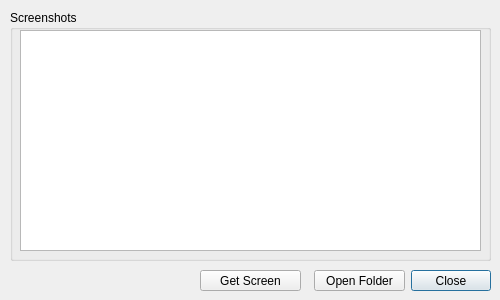
lexpaval/LxMultiTool, file AndroidMultiTool/dialogscreenshot.ui: the form before one commit.
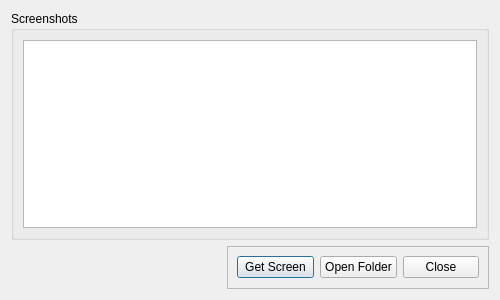
The form after the commit. Icons and pictures are not drawn.

Commit message:
[all] Use layouts
Better UI cohesion and all menus with tables can now be resized.

What changed in the file:
```diff
--- a/AndroidMultiTool/dialogscreenshot.ui
+++ b/AndroidMultiTool/dialogscreenshot.ui
@@ -18,57 +18,37 @@
   </property>
   <property name="maximumSize">
    <size>
-    <width>500</width>
-    <height>300</height>
+    <width>800</width>
+    <height>600</height>
    </size>
   </property>
   <property name="windowTitle">
    <string>Screenshots Menu</string>
   </property>
-  <widget class="QDialogButtonBox" name="buttonBox">
-   <property name="geometry">
-    <rect>
-     <x>410</x>
-     <y>270</y>
-     <width>81</width>
-     <height>21</height>
-    </rect>
-   </property>
-   <property name="toolTip">
-    <string>&lt;html&gt;&lt;head/&gt;&lt;body&gt;&lt;p&gt;Close this menu.&lt;/p&gt;&lt;/body&gt;&lt;/html&gt;</string>
-   </property>
-   <property name="orientation">
-    <enum>Qt::Horizontal</enum>
-   </property>
-   <property name="standardButtons">
-    <set>QDialogButtonBox::Close</set>
-   </property>
-  </widget>
-  <widget class="QPushButton" name="exploreButton">
-   <property name="geometry">
-    <rect>
-     <x>314</x>
-     <y>270</y>
-     <width>91</width>
-     <height>21</height>
-    </rect>
-   </property>
-   <property name="toolTip">
-    <string>&lt;html&gt;&lt;head/&gt;&lt;body&gt;&lt;p&gt;Open the folder containing the screenshots.&lt;/p&gt;&lt;/body&gt;&lt;/html&gt;</string>
-   </property>
-   <property name="text">
-    <string>Open Folder</string>
-   </property>
-  </widget>
+  <layout class="QGridLayout" name="gridLayout_2">
+   <item row="1" column="1">
+    <widget class="QFrame" name="frame">
+     <property name="minimumSize">
+      <size>
+       <width>262</width>
+       <height>43</height>
+      </size>
+     </property>
+     <property name="maximumSize">
+      <size>
+       <width>262</width>
+       <height>43</height>
+      </size>
+     </property>
+     <property name="frameShape">
+      <enum>QFrame::StyledPanel</enum>
+     </property>
+     <property name="frameShadow">
+      <enum>QFrame::Raised</enum>
+     </property>
+     <layout class="QHBoxLayout" name="horizontalLayout">
+      <item>
   <widget class="QPushButton" name="getScreenButton">
-   <property name="geometry">
-    <rect>
-     <x>200</x>
-     <y>270</y>
-     <width>101</width>
-     <height>21</height>
-    </rect>
-   </property>
    <property name="toolTip">
     <string>&lt;html&gt;&lt;head/&gt;&lt;body&gt;&lt;p&gt;Get the screenshot from your phone directly to the screenshots folder of the tool.&lt;/p&gt;&lt;/body&gt;&lt;/html&gt;</string>
    </property>
@@ -86,27 +66,57 @@
     </size>
    </property>
   </widget>
+      </item>
+      <item>
+       <widget class="QPushButton" name="exploreButton">
+        <property name="toolTip">
+         <string>&lt;html&gt;&lt;head/&gt;&lt;body&gt;&lt;p&gt;Open the folder containing the screenshots.&lt;/p&gt;&lt;/body&gt;&lt;/html&gt;</string>
+        </property>
+        <property name="text">
+         <string>Open Folder</string>
+        </property>
+       </widget>
+      </item>
+      <item>
+       <widget class="QDialogButtonBox" name="buttonBox">
+        <property name="toolTip">
+         <string>&lt;html&gt;&lt;head/&gt;&lt;body&gt;&lt;p&gt;Close this menu.&lt;/p&gt;&lt;/body&gt;&lt;/html&gt;</string>
+        </property>
+        <property name="orientation">
+         <enum>Qt::Horizontal</enum>
+        </property>
+        <property name="standardButtons">
+         <set>QDialogButtonBox::Close</set>
+        </property>
+       </widget>
+      </item>
+     </layout>
+    </widget>
+   </item>
+   <item row="1" column="0">
+    <spacer name="horizontalSpacer">
+     <property name="orientation">
+      <enum>Qt::Horizontal</enum>
+     </property>
+     <property name="sizeType">
+      <enum>QSizePolicy::Expanding</enum>
+     </property>
+     <property name="sizeHint" stdset="0">
+      <size>
+       <width>80</width>
+       <height>20</height>
+      </size>
+     </property>
+    </spacer>
+   </item>
+   <item row="0" column="0" colspan="2">
   <widget class="QGroupBox" name="groupBox">
-   <property name="geometry">
-    <rect>
-     <x>10</x>
-     <y>10</y>
-     <width>481</width>
-     <height>251</height>
-    </rect>
-   </property>
    <property name="title">
     <string>Screenshots</string>
    </property>
+     <layout class="QGridLayout" name="gridLayout">
+      <item row="0" column="0">
    <widget class="QTableWidget" name="tableWidget">
-    <property name="geometry">
-     <rect>
-      <x>10</x>
-      <y>20</y>
-      <width>461</width>
-      <height>221</height>
-     </rect>
-    </property>
     <property name="toolTip">
      <string>&lt;html&gt;&lt;head/&gt;&lt;body&gt;&lt;p&gt;The current images in your screenshot folder.&lt;/p&gt;&lt;/body&gt;&lt;/html&gt;</string>
     </property>
@@ -123,7 +133,11 @@
      <bool>false</bool>
     </attribute>
    </widget>
-  </widget>
+      </item>
+     </layout>
+    </widget>
+   </item>
+  </layout>
  </widget>
  <resources>
   <include location="icons.qrc"/>
```
Lines whose indentation alone changed are shown as unchanged. The commit also changes 8 other files.
